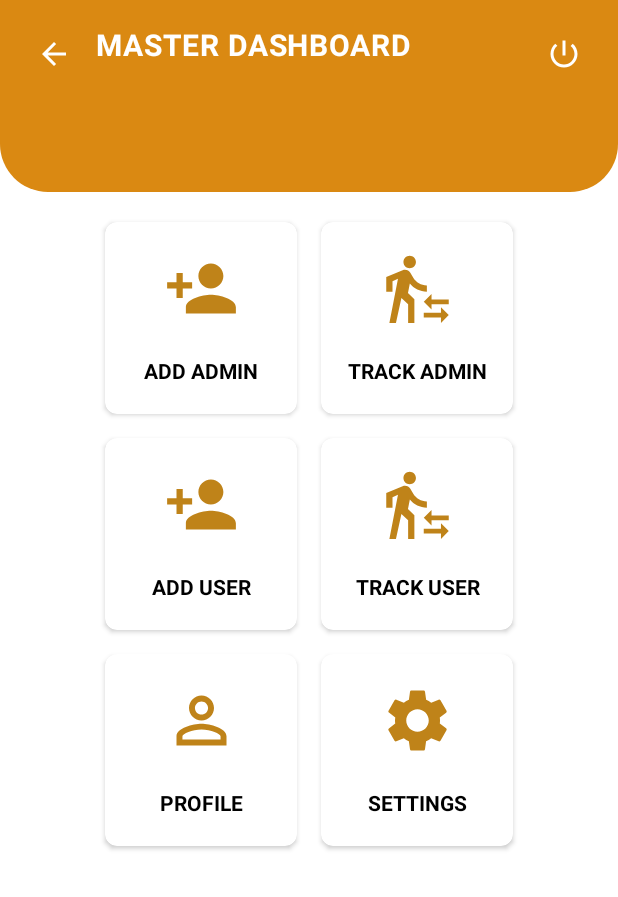
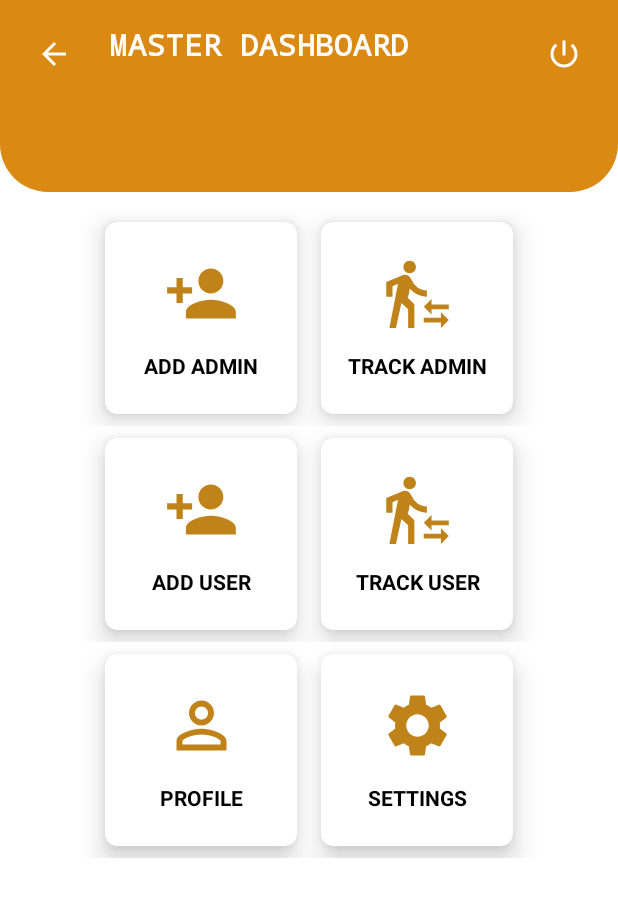
Before and after one commit to KuldeepSahu009/Hapini-v.1.0.2---Android-Project, an Android app: the MasterDashboardFragment screen opened through its navigation route, on a phone screen of 412 x 824 dp. Shown: the top 897 px of the screen. Run offline under Robolectric (Android 15) with nearby library versions, the phone set to English and light mode, and no system bars; Roboto replaces fonts that are not available here.

Commit message:
PUSHED 13:03

```diff
--- a/app/src/main/res/layout/fragment_master_dashboard.xml
+++ b/app/src/main/res/layout/fragment_master_dashboard.xml
@@ -31,8 +31,9 @@
         android:id="@+id/tvMasterDashboard"
         android:layout_width="wrap_content"
         android:layout_height="wrap_content"
-        android:layout_marginStart="8dp"
+        android:layout_marginStart="16dp"
         android:layout_marginTop="16dp"
+        android:fontFamily="monospace"
         android:gravity="center_horizontal"
         android:letterSpacing="0.025"
         android:text="@string/master_dashboard"
@@ -77,7 +78,9 @@
             android:elevation="24dp"
             android:focusable="true"
             android:foreground="?android:attr/selectableItemBackground"
-            app:cardCornerRadius="8dp">
+            app:cardCornerRadius="8dp"
+            app:cardElevation="10dp"
+            app:contentPadding="10dp">
 
             <androidx.constraintlayout.widget.ConstraintLayout
                 android:layout_width="match_parent"
@@ -124,7 +127,9 @@
             android:elevation="12dp"
             android:focusable="true"
             android:foreground="?android:attr/selectableItemBackground"
-            app:cardCornerRadius="8dp">
+            app:cardCornerRadius="8dp"
+            app:cardElevation="10dp"
+            app:contentPadding="10dp">
 
             <androidx.constraintlayout.widget.ConstraintLayout
                 android:layout_width="match_parent"
@@ -184,7 +189,9 @@
             android:elevation="12dp"
             android:focusable="true"
             android:foreground="?android:attr/selectableItemBackground"
-            app:cardCornerRadius="8dp">
+            app:cardCornerRadius="8dp"
+            app:cardElevation="10dp"
+            app:contentPadding="10dp">
 
             <androidx.constraintlayout.widget.ConstraintLayout
                 android:layout_width="match_parent"
@@ -231,7 +238,9 @@
             android:elevation="12dp"
             android:focusable="true"
             android:foreground="?android:attr/selectableItemBackground"
-            app:cardCornerRadius="8dp">
+            app:cardCornerRadius="8dp"
+            app:cardElevation="10dp"
+            app:contentPadding="10dp">
 
             <androidx.constraintlayout.widget.ConstraintLayout
                 android:layout_width="match_parent"
@@ -290,7 +299,9 @@
             android:elevation="12dp"
             android:focusable="true"
             android:foreground="?android:attr/selectableItemBackground"
-            app:cardCornerRadius="8dp">
+            app:cardCornerRadius="8dp"
+            app:cardElevation="10dp"
+            app:contentPadding="10dp">
 
             <androidx.constraintlayout.widget.ConstraintLayout
                 android:layout_width="match_parent"
@@ -337,7 +348,9 @@
             android:elevation="12dp"
             android:focusable="true"
             android:foreground="?android:attr/selectableItemBackground"
-            app:cardCornerRadius="8dp">
+            app:cardCornerRadius="8dp"
+            app:cardElevation="10dp"
+            app:contentPadding="10dp">
 
             <androidx.constraintlayout.widget.ConstraintLayout
                 android:layout_width="match_parent"
```
Also changed, not shown: app/src/main/java/com/crm/pvt/hapinicrm/ui/AddAdminFragment.java (+31 -1 lines), app/src/main/res/layout/fragment_add_admin.xml (+109 -7 lines).
